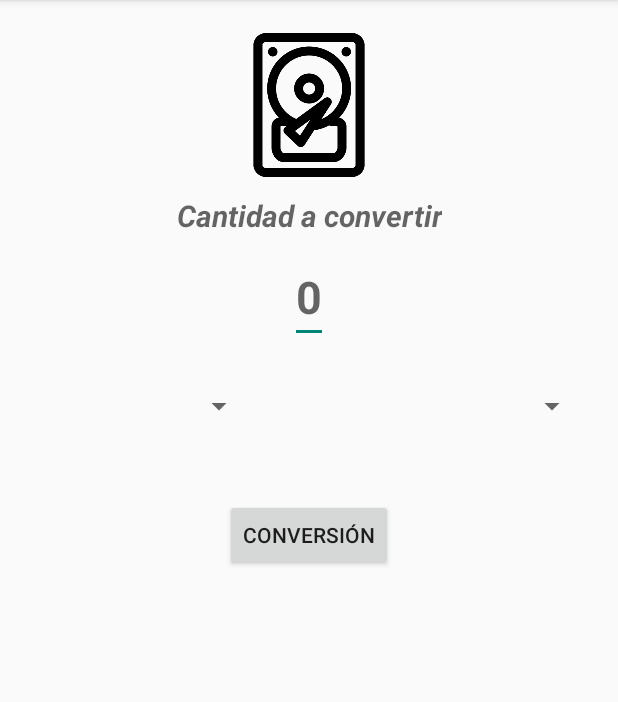
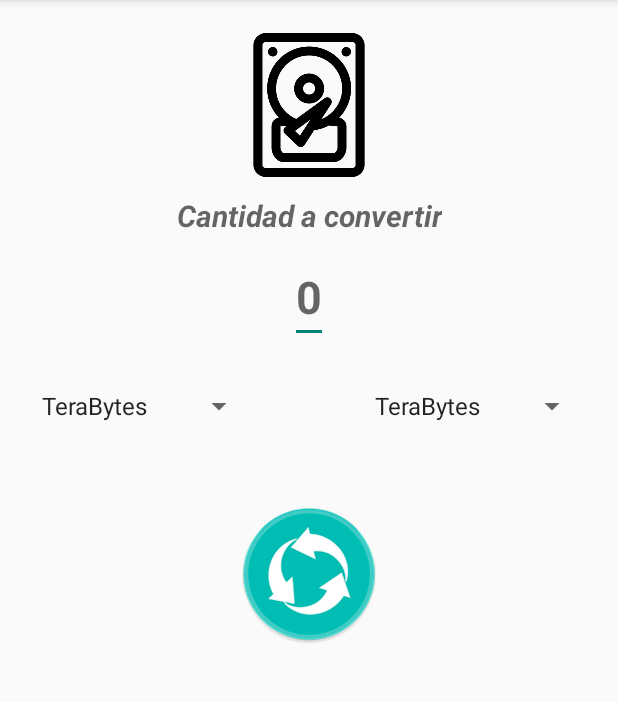
Before and after one commit to joseolivagarcia/Conversor, an Android app: the screen it shows after launch (ConversorActivity), after a tap on "Capacidad HDD", on a phone screen of 412 x 824 dp, the part 84-786 px from its top. Run offline under Robolectric (Android 15) with nearby library versions, the phone set to English and light mode, and no system bars.

Commit message:
funcionando la conversor activity a falta de las funciones con su factor de conversion

```diff
--- a/app/src/main/java/joseoliva/com/conversor/ConversorActivity.kt
+++ b/app/src/main/java/joseoliva/com/conversor/ConversorActivity.kt
@@ -1,14 +1,16 @@
 package joseoliva.com.conversor
 
+import android.os.Bundle
+import android.widget.ArrayAdapter
+import android.widget.Spinner
+import android.widget.Toast
 import androidx.appcompat.app.AppCompatActivity
-import android.os.Bundle
-import android.widget.Toast
 import joseoliva.com.conversor.databinding.ActivityConversorBinding
 
 class ConversorActivity : AppCompatActivity() {
 
     lateinit var binding: ActivityConversorBinding
-    var numarray = 0 //necesito esta var para indicarle que array de unidades usare en el spinner
+    var numarray: Int = 0 //necesito esta var para indicarle que array de unidades usare en el spinner
 
     override fun onCreate(savedInstanceState: Bundle?) {
         super.onCreate(savedInstanceState)
@@ -25,11 +27,39 @@ class ConversorActivity : AppCompatActivity() {
         when(medidarecibida){
             "Peso" -> {
                 numarray = R.array.arrayPeso
-                return
+            }
+            "Temperatura" -> {
+                numarray = R.array.arrayTemperatura
+            }
+            "Capacidad HDD" -> {
+                numarray = R.array.arrayHdd
             }
         }
+
         //relleno los spinners
+        val adapspinner = ArrayAdapter.createFromResource(this, numarray, android.R.layout.simple_spinner_item)
+        adapspinner.setDropDownViewResource(android.R.layout.simple_spinner_dropdown_item)
+        binding.sporigen.adapter = adapspinner
+        binding.spdestino.adapter = adapspinner
 
+        /*
+        doy funcionalidad al boton de convertir. Segun la medida que hubiese seleccionado
+        ire a una funcion u otra para convertir.
+         */
+        binding.btnconversion.setOnClickListener {
+
+            when(medidarecibida){
+                "Peso" -> {
+                    Toast.makeText(this,"voy a convertir $medidarecibida",Toast.LENGTH_SHORT).show()
+                }
+                "Temperatura" -> {
+                    Toast.makeText(this,"voy a convertir $medidarecibida",Toast.LENGTH_SHORT).show()
+                }
+                "Capacidad HDD" -> {
+                    Toast.makeText(this,"voy a convertir $medidarecibida",Toast.LENGTH_SHORT).show()
+                }
+            }
+        }
 
     }
 }
--- a/app/src/main/res/layout/activity_conversor.xml
+++ b/app/src/main/res/layout/activity_conversor.xml
@@ -65,11 +65,12 @@
         android:layout_marginTop="30dp"
         android:layout_marginRight="20dp"/>
 
-    <Button
+    <ImageView
         android:id="@+id/btnconversion"
-        android:layout_width="wrap_content"
-        android:layout_height="wrap_content"
+        android:layout_width="100dp"
+        android:layout_height="100dp"
         android:text="conversión"
+        android:src="@drawable/icoconver"
         app:layout_constraintTop_toBottomOf="@id/sporigen"
         app:layout_constraintStart_toStartOf="parent"
         app:layout_constraintEnd_toEndOf="parent"
```
Also changed, not shown: app/src/main/res/drawable/icoconver.png (added).
